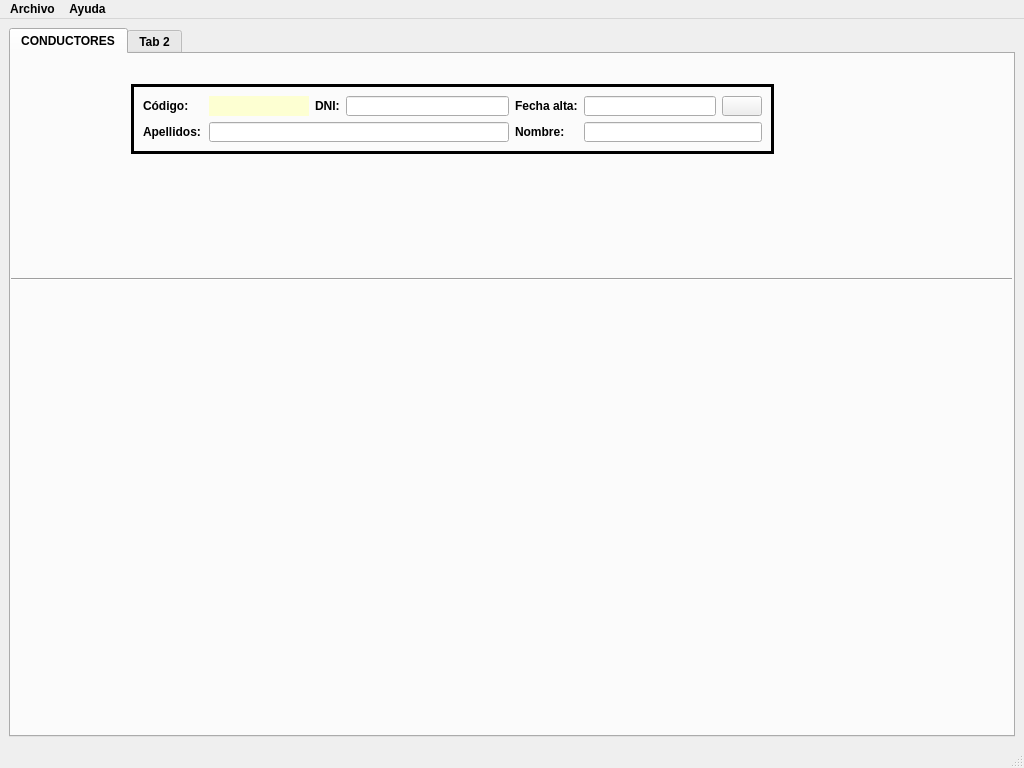
Old version of the form venta_principal.ui in the repository EliasVGZ/vierafernandez2324.
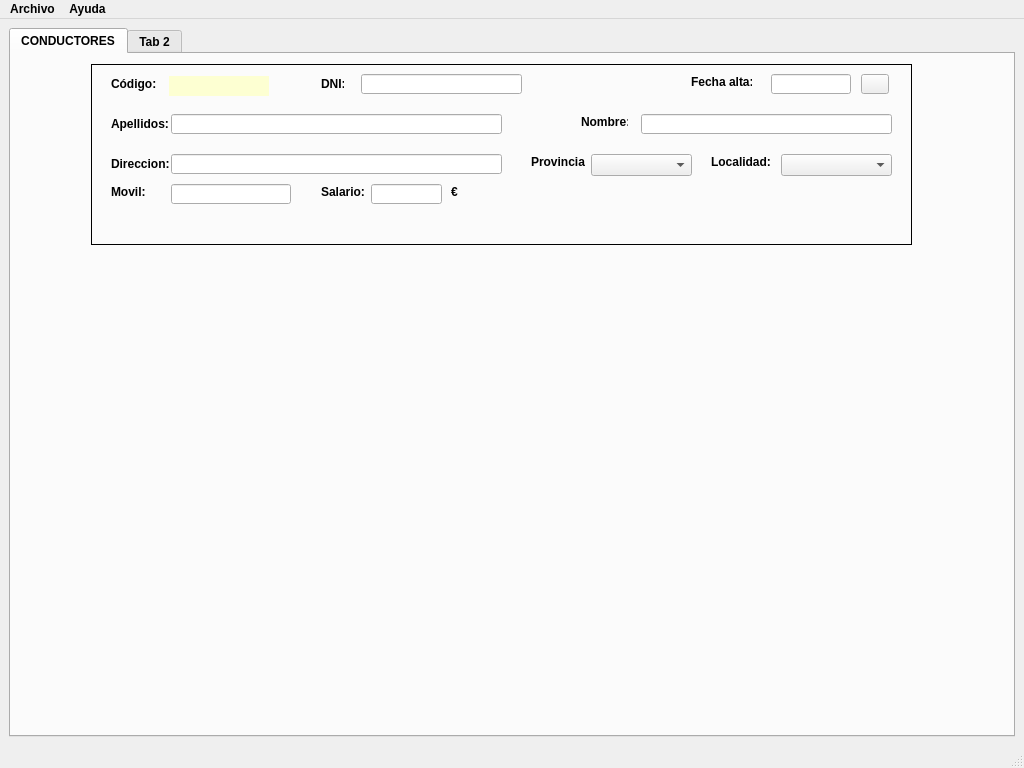
New version of the form. Icons and pictures are not drawn.

```diff
--- a/venta_principal.ui
+++ b/venta_principal.ui
@@ -58,26 +58,13 @@
        <attribute name="title">
         <string>CONDUCTORES</string>
        </attribute>
-       <widget class="Line" name="line">
-        <property name="geometry">
-         <rect>
-          <x>0</x>
-          <y>195</y>
-          <width>1001</width>
-          <height>61</height>
-         </rect>
-        </property>
-        <property name="orientation">
-         <enum>Qt::Horizontal</enum>
-        </property>
-       </widget>
        <widget class="QFrame" name="frame">
         <property name="geometry">
          <rect>
-          <x>120</x>
-          <y>30</y>
-          <width>643</width>
-          <height>70</height>
+          <x>80</x>
+          <y>10</y>
+          <width>821</width>
+          <height>181</height>
          </rect>
         </property>
         <property name="frameShape">
@@ -87,14 +74,20 @@
          <enum>QFrame::Plain</enum>
         </property>
         <property name="lineWidth">
-         <number>3</number>
+         <number>1</number>
         </property>
         <property name="midLineWidth">
-         <number>3</number>
+         <number>1</number>
         </property>
-        <layout class="QGridLayout" name="gridLayout_2">
-         <item row="0" column="0">
           <widget class="QLabel" name="lblCod">
+         <property name="geometry">
+          <rect>
+           <x>20</x>
+           <y>10</y>
+           <width>50</width>
+           <height>20</height>
+          </rect>
+         </property>
            <property name="minimumSize">
             <size>
              <width>50</width>
@@ -108,9 +101,15 @@
             <string>Código:</string>
            </property>
           </widget>
-         </item>
-         <item row="0" column="1">
           <widget class="QLabel" name="lblCodbd">
+         <property name="geometry">
+          <rect>
+           <x>78</x>
+           <y>12</y>
+           <width>100</width>
+           <height>20</height>
+          </rect>
+         </property>
            <property name="minimumSize">
             <size>
              <width>100</width>
@@ -127,9 +126,15 @@
             <set>Qt::AlignCenter</set>
            </property>
           </widget>
-         </item>
-         <item row="0" column="2">
           <widget class="QLabel" name="lblDni">
+         <property name="geometry">
+          <rect>
+           <x>230</x>
+           <y>10</y>
+           <width>23</width>
+           <height>20</height>
+          </rect>
+         </property>
            <property name="minimumSize">
             <size>
              <width>20</width>
@@ -140,12 +145,18 @@
             <string>DNI:</string>
            </property>
           </widget>
-         </item>
-         <item row="0" column="3">
           <widget class="QLineEdit" name="txtDni">
+         <property name="geometry">
+          <rect>
+           <x>270</x>
+           <y>10</y>
+           <width>161</width>
+           <height>20</height>
+          </rect>
+         </property>
            <property name="minimumSize">
             <size>
-             <width>120</width>
+           <width>60</width>
              <height>20</height>
             </size>
            </property>
@@ -153,9 +164,15 @@
             <set>Qt::AlignCenter</set>
            </property>
           </widget>
-         </item>
-         <item row="0" column="4">
           <widget class="QLabel" name="lblFechaAlta">
+         <property name="geometry">
+          <rect>
+           <x>600</x>
+           <y>10</y>
+           <width>61</width>
+           <height>16</height>
+          </rect>
+         </property>
            <property name="frameShadow">
             <enum>QFrame::Raised</enum>
            </property>
@@ -163,19 +180,31 @@
             <string>Fecha alta:</string>
            </property>
           </widget>
-         </item>
-         <item row="0" column="5">
           <widget class="QLineEdit" name="txtFechaAlta">
+         <property name="geometry">
+          <rect>
+           <x>680</x>
+           <y>10</y>
+           <width>80</width>
+           <height>20</height>
+          </rect>
+         </property>
            <property name="minimumSize">
             <size>
-             <width>120</width>
+           <width>80</width>
              <height>20</height>
             </size>
            </property>
           </widget>
-         </item>
-         <item row="0" column="6">
           <widget class="QPushButton" name="btnCalendario">
+         <property name="geometry">
+          <rect>
+           <x>770</x>
+           <y>10</y>
+           <width>28</width>
+           <height>20</height>
+          </rect>
+         </property>
            <property name="text">
             <string/>
            </property>
@@ -184,9 +213,15 @@
              <normaloff>../../Documents/Desenvolvemento Interfaces/imagenes/descarga_calendario.png</normaloff>../../Documents/Desenvolvemento Interfaces/imagenes/descarga_calendario.png</iconset>
            </property>
           </widget>
-         </item>
-         <item row="1" column="0">
           <widget class="QLabel" name="lblApellido">
+         <property name="geometry">
+          <rect>
+           <x>20</x>
+           <y>50</y>
+           <width>60</width>
+           <height>20</height>
+          </rect>
+         </property>
            <property name="minimumSize">
             <size>
              <width>60</width>
@@ -200,9 +235,15 @@
             <string>Apellidos:</string>
            </property>
           </widget>
-         </item>
-         <item row="1" column="1" colspan="3">
           <widget class="QLineEdit" name="txtApellido">
+         <property name="geometry">
+          <rect>
+           <x>80</x>
+           <y>50</y>
+           <width>331</width>
+           <height>20</height>
+          </rect>
+         </property>
            <property name="minimumSize">
             <size>
              <width>300</width>
@@ -210,9 +251,15 @@
             </size>
            </property>
           </widget>
-         </item>
-         <item row="1" column="4">
           <widget class="QLabel" name="lblNombre">
+         <property name="geometry">
+          <rect>
+           <x>490</x>
+           <y>50</y>
+           <width>47</width>
+           <height>16</height>
+          </rect>
+         </property>
            <property name="frameShape">
             <enum>QFrame::NoFrame</enum>
            </property>
@@ -223,9 +270,15 @@
             <string>Nombre:</string>
            </property>
           </widget>
-         </item>
-         <item row="1" column="5" colspan="2">
           <widget class="QLineEdit" name="txtNombre">
+         <property name="geometry">
+          <rect>
+           <x>550</x>
+           <y>50</y>
+           <width>251</width>
+           <height>20</height>
+          </rect>
+         </property>
            <property name="minimumSize">
             <size>
              <width>120</width>
@@ -233,8 +286,234 @@
             </size>
            </property>
           </widget>
-         </item>
-        </layout>
+        <widget class="QLabel" name="lblValidarDni">
+         <property name="geometry">
+          <rect>
+           <x>380</x>
+           <y>10</y>
+           <width>41</width>
+           <height>21</height>
+          </rect>
+         </property>
+         <property name="minimumSize">
+          <size>
+           <width>40</width>
+           <height>20</height>
+          </size>
+         </property>
+         <property name="maximumSize">
+          <size>
+           <width>60</width>
+           <height>30</height>
+          </size>
+         </property>
+         <property name="font">
+          <font>
+           <family>Arial Black</family>
+           <pointsize>9</pointsize>
+          </font>
+         </property>
+         <property name="text">
+          <string/>
+         </property>
+         <property name="alignment">
+          <set>Qt::AlignCenter</set>
+         </property>
+        </widget>
+        <widget class="QLabel" name="lblDireccion">
+         <property name="geometry">
+          <rect>
+           <x>20</x>
+           <y>90</y>
+           <width>60</width>
+           <height>20</height>
+          </rect>
+         </property>
+         <property name="minimumSize">
+          <size>
+           <width>60</width>
+           <height>20</height>
+          </size>
+         </property>
+         <property name="frameShadow">
+          <enum>QFrame::Raised</enum>
+         </property>
+         <property name="text">
+          <string>&lt;html&gt;&lt;head/&gt;&lt;body&gt;&lt;p&gt;Direccion: &lt;/p&gt;&lt;/body&gt;&lt;/html&gt;</string>
+         </property>
+         <property name="alignment">
+          <set>Qt::AlignRight|Qt::AlignTrailing|Qt::AlignVCenter</set>
+         </property>
+        </widget>
+        <widget class="QLineEdit" name="txtDireccion">
+         <property name="geometry">
+          <rect>
+           <x>80</x>
+           <y>90</y>
+           <width>331</width>
+           <height>20</height>
+          </rect>
+         </property>
+         <property name="minimumSize">
+          <size>
+           <width>300</width>
+           <height>20</height>
+          </size>
+         </property>
+        </widget>
+        <widget class="QLabel" name="lblMovil">
+         <property name="geometry">
+          <rect>
+           <x>20</x>
+           <y>120</y>
+           <width>47</width>
+           <height>16</height>
+          </rect>
+         </property>
+         <property name="frameShape">
+          <enum>QFrame::NoFrame</enum>
+         </property>
+         <property name="frameShadow">
+          <enum>QFrame::Raised</enum>
+         </property>
+         <property name="text">
+          <string>&lt;html&gt;&lt;head/&gt;&lt;body&gt;&lt;p&gt;Movil: &lt;/p&gt;&lt;/body&gt;&lt;/html&gt;</string>
+         </property>
+        </widget>
+        <widget class="QLineEdit" name="txtMovil">
+         <property name="geometry">
+          <rect>
+           <x>80</x>
+           <y>120</y>
+           <width>120</width>
+           <height>20</height>
+          </rect>
+         </property>
+         <property name="minimumSize">
+          <size>
+           <width>120</width>
+           <height>20</height>
+          </size>
+         </property>
+         <property name="layoutDirection">
+          <enum>Qt::LeftToRight</enum>
+         </property>
+        </widget>
+        <widget class="QLabel" name="lblLocalidad">
+         <property name="geometry">
+          <rect>
+           <x>620</x>
+           <y>90</y>
+           <width>61</width>
+           <height>16</height>
+          </rect>
+         </property>
+         <property name="frameShape">
+          <enum>QFrame::NoFrame</enum>
+         </property>
+         <property name="frameShadow">
+          <enum>QFrame::Raised</enum>
+         </property>
+         <property name="text">
+          <string>&lt;html&gt;&lt;head/&gt;&lt;body&gt;&lt;p&gt;Localidad: &lt;/p&gt;&lt;/body&gt;&lt;/html&gt;</string>
+         </property>
+        </widget>
+        <widget class="QComboBox" name="cmbLocalidad">
+         <property name="geometry">
+          <rect>
+           <x>690</x>
+           <y>90</y>
+           <width>111</width>
+           <height>22</height>
+          </rect>
+         </property>
+        </widget>
+        <widget class="QLabel" name="lblProvincia">
+         <property name="geometry">
+          <rect>
+           <x>440</x>
+           <y>90</y>
+           <width>61</width>
+           <height>16</height>
+          </rect>
+         </property>
+         <property name="frameShape">
+          <enum>QFrame::NoFrame</enum>
+         </property>
+         <property name="frameShadow">
+          <enum>QFrame::Raised</enum>
+         </property>
+         <property name="text">
+          <string>&lt;html&gt;&lt;head/&gt;&lt;body&gt;&lt;p&gt;Provincia&lt;/p&gt;&lt;/body&gt;&lt;/html&gt;</string>
+         </property>
+        </widget>
+        <widget class="QComboBox" name="cmbProvincia">
+         <property name="geometry">
+          <rect>
+           <x>500</x>
+           <y>90</y>
+           <width>101</width>
+           <height>22</height>
+          </rect>
+         </property>
+        </widget>
+        <widget class="QLabel" name="lblSalario">
+         <property name="geometry">
+          <rect>
+           <x>230</x>
+           <y>120</y>
+           <width>47</width>
+           <height>16</height>
+          </rect>
+         </property>
+         <property name="frameShape">
+          <enum>QFrame::NoFrame</enum>
+         </property>
+         <property name="frameShadow">
+          <enum>QFrame::Raised</enum>
+         </property>
+         <property name="text">
+          <string>&lt;html&gt;&lt;head/&gt;&lt;body&gt;&lt;p&gt;Salario: &lt;/p&gt;&lt;/body&gt;&lt;/html&gt;</string>
+         </property>
+        </widget>
+        <widget class="QLineEdit" name="txtSalario">
+         <property name="geometry">
+          <rect>
+           <x>280</x>
+           <y>120</y>
+           <width>71</width>
+           <height>20</height>
+          </rect>
+         </property>
+         <property name="minimumSize">
+          <size>
+           <width>0</width>
+           <height>0</height>
+          </size>
+         </property>
+         <property name="layoutDirection">
+          <enum>Qt::LeftToRight</enum>
+         </property>
+        </widget>
+        <widget class="QLabel" name="lblEuro">
+         <property name="geometry">
+          <rect>
+           <x>360</x>
+           <y>120</y>
+           <width>16</width>
+           <height>16</height>
+          </rect>
+         </property>
+         <property name="frameShape">
+          <enum>QFrame::NoFrame</enum>
+         </property>
+         <property name="frameShadow">
+          <enum>QFrame::Raised</enum>
+         </property>
+         <property name="text">
+          <string>&lt;html&gt;&lt;head/&gt;&lt;body&gt;&lt;p&gt;€&lt;/p&gt;&lt;/body&gt;&lt;/html&gt;</string>
+         </property>
+        </widget>
        </widget>
       </widget>
       <widget class="QWidget" name="tab_Principal">
```
Lines whose indentation alone changed are shown as unchanged.
